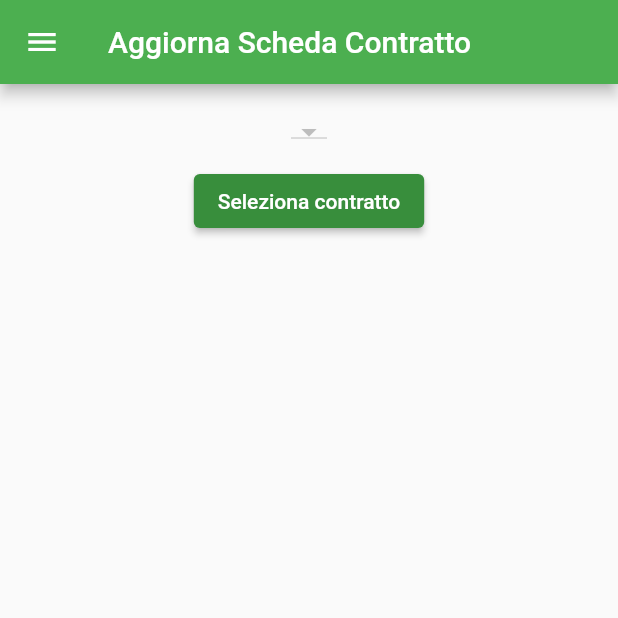
After one commit to MartiniMichele/PAWM, a Flutter app: the MainPageAggiorna screen opened directly, after a tap on "Rinnova Contratto", on a phone screen of 412 x 824 dp, the top half of it. The commit adds this screen. Run offline on Flutter 3.47's test engine with Material 2 defaults, Android fonts, the phone set to English and light mode, and no system bars; our stand-ins replace image_gallery_saver, image_picker, permission_handler, screenshot, sqflite; accounts and stored records are empty; statements that could not run were skipped.

Commit message:
Implementato il rinnovo del contratto privato
- Implementato il rinnovo di un contratto privato

```diff
--- a/pawm_project/lib/it/unicam/cs/pawm/controller/SchedeController.dart
+++ b/pawm_project/lib/it/unicam/cs/pawm/controller/SchedeController.dart
@@ -216,6 +216,16 @@ class SchedaController {
     await _aggiornaContrattoPrivato(idContratto);
   }
 
+  Future<void> rinnovaContrattoPrivato(String cliente, int oreTotali, int valore) async {
+
+    ContrattoPrivato contratto = listaContratto.firstWhere((element) => element.cliente == cliente);
+    contratto.oreTotali = oreTotali;
+    contratto.oreRimanenti = oreTotali;
+    contratto.valoreContratto = valore;
+
+    await _aggiornaContrattoPrivato(contratto.id);
+  }
+
   List<String> clientiContratti() {
     List<String> lista = [];
 
--- a/pawm_project/lib/it/unicam/cs/pawm/view/MainPageAggiorna.dart
+++ b/pawm_project/lib/it/unicam/cs/pawm/view/MainPageAggiorna.dart
@@ -1,6 +1,6 @@
-
 import 'package:flutter/material.dart';
 import 'package:pawm_project/it/unicam/cs/pawm/controller/SchedeController.dart';
+import 'package:pawm_project/it/unicam/cs/pawm/view/aggiorna/AggiornaContratto.dart';
 import 'package:pawm_project/it/unicam/cs/pawm/view/aggiorna/AggiornaSchedaComune.dart';
 import 'package:pawm_project/it/unicam/cs/pawm/view/widget/DrawerWidget.dart';
 import 'package:pawm_project/it/unicam/cs/pawm/view/widget/ErrorPage.dart';
@@ -11,20 +11,19 @@ class MainPageAggiorna extends StatelessWidget {
   MainPageAggiorna({Key? key}) : super(key: key);
   final SchedaController controller = SchedaController();
 
-
   @override
   Widget build(BuildContext context) {
-
     var _text = [
       "Aggiorna Scheda Comune",
       "Aggiorna Scheda Privato",
       "Aggiorna Scheda per Contratto",
+      "Rinnova Contratto",
       "Aggiorna"
     ];
 
     return Scaffold(
         drawer: MyDrawer(),
-        appBar: AppBar(backgroundColor: Colors.green, title: Text(_text[3])),
+        appBar: AppBar(backgroundColor: Colors.green, title: Text(_text[4])),
         body: SizedBox(
           width: double.infinity,
           child: Column(
@@ -34,7 +33,6 @@ class MainPageAggiorna extends StatelessWidget {
               ),
               ElevatedButton(
                 onPressed: () async {
-
                   Navigator.push(
                       context,
                       MaterialPageRoute(
@@ -50,7 +48,6 @@ class MainPageAggiorna extends StatelessWidget {
               //metodo senza parentesi perché è un riferimento ad esso
               ElevatedButton(
                 onPressed: () async {
-
                   Navigator.push(
                       context,
                       MaterialPageRoute(
@@ -65,17 +62,30 @@ class MainPageAggiorna extends StatelessWidget {
               ),
               ElevatedButton(
                 onPressed: () async {
-
                   await _initPrivatoContratto(context);
 
                   Navigator.push(
                       context,
                       MaterialPageRoute(
                           builder: (context) =>
-                          const AggiornaSchedePrivatoContratto()));
-
+                              const AggiornaSchedePrivatoContratto()));
                 },
                 child: Text(_text[2]),
+                style: ElevatedButton.styleFrom(primary: Colors.green.shade700),
+              ),
+              const SizedBox(
+                height: 50,
+              ),
+              ElevatedButton(
+                onPressed: () async {
+                  await _initPrivatoContratto(context);
+
+                  Navigator.push(
+                      context,
+                      MaterialPageRoute(
+                          builder: (context) => const AggiornaContratto()));
+                },
+                child: Text(_text[3]),
                 style: ElevatedButton.styleFrom(primary: Colors.green.shade700),
               )
             ],
@@ -84,7 +94,6 @@ class MainPageAggiorna extends StatelessWidget {
   }
 
   Future<void> _initComune(context) async {
-
     try {
       await controller.inizializzaComune();
     } catch (err) {
@@ -117,6 +126,7 @@ class MainPageAggiorna extends StatelessWidget {
       }
     }
     _checkDati(context);
+    print(controller.listaContratto);
   }
 
   void _checkDati(context) {
@@ -128,5 +138,4 @@ class MainPageAggiorna extends StatelessWidget {
                   ErrorPage("ERRORE! Devi creare un contratto privato")));
     }
   }
-
 }
--- /dev/null
+++ b/pawm_project/lib/it/unicam/cs/pawm/view/aggiorna/AggiornaContratto.dart
@@ -0,0 +1,208 @@
+import 'package:flutter/material.dart';
+import 'package:pawm_project/it/unicam/cs/pawm/controller/SchedeController.dart';
+import 'package:pawm_project/it/unicam/cs/pawm/schede/ContrattoPrivato.dart';
+import 'package:pawm_project/it/unicam/cs/pawm/view/widget/DrawerWidget.dart';
+
+class AggiornaContratto extends StatefulWidget {
+  const AggiornaContratto({Key? key}) : super(key: key);
+
+  @override
+  State<StatefulWidget> createState() {
+    return _AggiornaContrattoState();
+  }
+}
+
+class _AggiornaContrattoState extends State<AggiornaContratto> {
+  final SchedaController controller = SchedaController();
+  final oreController = TextEditingController();
+  final valoreController = TextEditingController();
+  final clienteController = TextEditingController();
+  bool isChosen = false;
+  String oreText = "";
+  String valoreText = "";
+  String cliente = "";
+  List<DropdownMenuItem<String>> clientiItems = [];
+
+  @override
+  void initState() {
+    super.initState();
+    _init();
+  }
+
+  @override
+  Widget build(BuildContext context) {
+    return Scaffold(
+      drawer: MyDrawer(),
+      appBar: AppBar(
+        title: const Text("Aggiorna Scheda Contratto"),
+        backgroundColor: Colors.green,
+      ),
+      body: Column(
+        children: [
+          const SizedBox(
+            height: 10,
+          ),
+          Expanded(
+            //height: 400,
+            child: _buildPage(),
+          )
+        ],
+      ),
+    );
+  }
+
+  Widget _buildPage() {
+    if (!isChosen) {
+      return _buildChoice();
+    } else {
+      return _buildCorrection();
+    }
+  }
+
+  Widget _buildCorrection() => Row(
+        children: [
+          Expanded(
+            child: Column(
+              children: [
+                const SizedBox(
+                  height: 10,
+                ),
+                Text("durata contratto: ${oreController.text}",
+                    style: const TextStyle(fontSize: 18)),
+                buildOreTotali("Ore totali contratto: "),
+                const SizedBox(
+                  height: 10,
+                ),
+                Text("valore contratto: ${valoreController.text}",
+                    style: const TextStyle(fontSize: 18)),
+                buildValore("Valore: "),
+                const SizedBox(
+                  height: 10,
+                ),
+                buildCliente("Cliente"),
+                const SizedBox(
+                  height: 50,
+                ),
+                ElevatedButton(
+                    style: ElevatedButton.styleFrom(
+                        primary: Colors.green.shade700),
+                    onPressed: _confermaAggiornamento,
+                    child: const Text("Aggiorna Contratto"))
+              ],
+            ),
+          ),
+        ],
+      );
+
+  Widget _buildChoice() => Row(
+    children: [
+      Expanded(
+        child: Column(
+          children: [
+            const SizedBox(
+              height: 10,
+            ),
+            DropdownButton(
+                value: cliente,
+                items: clientiItems,
+                onChanged: (value) =>
+                    setState(() => cliente = value.toString())),
+            const SizedBox(
+              height: 10,
+            ),
+            ElevatedButton(
+              onPressed: _contrattoScelto,
+              child: const Text("Seleziona contratto"),
+              style:
+              ElevatedButton.styleFrom(primary: Colors.green.shade700),
+            ),
+          ],
+        ),
+      ),
+    ],
+  );
+
+  Widget buildOreTotali(String text) => TextField(
+    controller: oreController,
+    decoration: InputDecoration(
+      hintText: text,
+      border: const OutlineInputBorder(),
+    ),
+    keyboardType: TextInputType.number,
+    onChanged: (value) => setState(() {
+      oreText = " ${oreController.text}";
+    }),
+  );
+
+  Widget buildValore(String text) => TextField(
+    controller: valoreController,
+    decoration: InputDecoration(
+      hintText: text,
+      border: const OutlineInputBorder(),
+    ),
+    keyboardType: TextInputType.number,
+    onChanged: (value) => setState(() {
+      valoreText = " ${valoreController.text}";
+    }),
+  );
+
+  Widget buildCliente(String text) => TextField(
+    autocorrect: true,
+    controller: clienteController,
+    decoration: InputDecoration(
+      labelText: text,
+      border: const OutlineInputBorder(),
+    ),
+    keyboardType: TextInputType.text,
+    textInputAction: TextInputAction.done,
+  );
+
+  void _showToast(BuildContext context, String text) {
+    final scaffold = ScaffoldMessenger.of(context);
+    scaffold.showSnackBar(
+      SnackBar(
+        content: Text(text),
+        action: SnackBarAction(label: 'OK', onPressed: scaffold.hideCurrentSnackBar),
+      ),
+    );
+  }
+
+  void _contrattoScelto() {
+    if (controller.listaContratto.isEmpty) {
+      _showToast(context, "Nessun contratto, crea un contratto");
+    }
+
+    ContrattoPrivato contratto = controller.listaContratto.firstWhere((element) => element.cliente == cliente);
+
+    oreController.text = contratto.oreTotali.toString();
+    valoreController.text = contratto.valoreContratto.toString();
+    clienteController.text = contratto.cliente;
+
+    setState(() {
+      isChosen = true;
+    });
+  }
+
+  Future<void> _confermaAggiornamento() async {
+    await controller.rinnovaContrattoPrivato(cliente, int.parse(oreController.text) , int.parse(valoreController.text));
+
+    _showToast(context, "Contratto Aggiornato");
+  }
+
+  void _init() {
+    cliente = controller.listaContratto.last.cliente;
+    _populateDropdownItem();
+  }
+
+  void _populateDropdownItem() {
+    for (String element in controller.clientiContratti()) {
+      clientiItems.add(DropdownMenuItem<String>(
+        value: element,
+        child: Text(
+          element,
+          style: const TextStyle(fontWeight: FontWeight.bold, fontSize: 20),
+        ),
+      ));
+    }
+  }
+}
--- a/pawm_project/lib/it/unicam/cs/pawm/view/aggiorna/AggiornaSchedaPrivatoContratto.dart
+++ b/pawm_project/lib/it/unicam/cs/pawm/view/aggiorna/AggiornaSchedaPrivatoContratto.dart
@@ -23,9 +23,9 @@ class AggiornaSchedePrivatoContratto extends StatefulWidget {
 class _AggiornaSchedePrivatoContrattoState
     extends State<AggiornaSchedePrivatoContratto> {
   final SchedaController controller = SchedaController();
+  final screenshotController = ScreenshotController();
   final durataController = TextEditingController();
   final numeroInterventoController = TextEditingController();
-  final screenshotController = ScreenshotController();
   final descrizioneController = TextEditingController();
   bool isChosen = false;
   int nIntervento = 0;
```
Also changed, not shown: pawm_project/lib/it/unicam/cs/pawm/view/crea/CreaContrattoPrivato.dart (+3 -4 lines).
